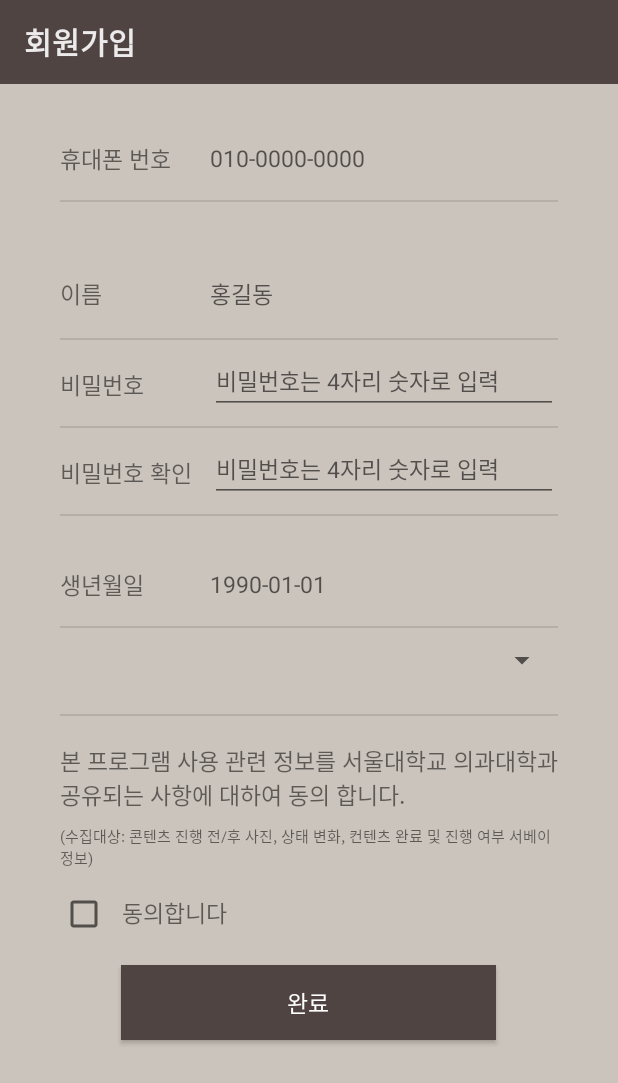
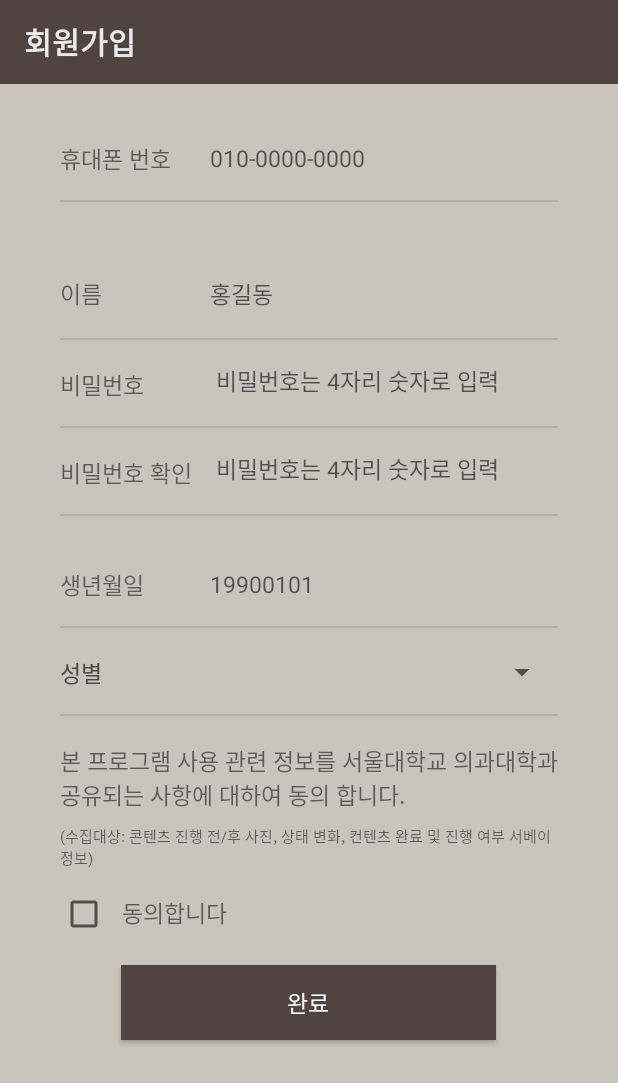
Before and after one commit to woosuk-oh/Healer, an Android app: the layout activity_signup.xml on its own in the app's theme, with its tools: preview values and no code run, on a phone screen of 412 x 824 dp. Shown: the top 1083 px of the screen. Run offline under Robolectric (Android 15) with nearby library versions, the phone set to English and light mode, and no system bars; Roboto replaces fonts that are not available here.

```diff
--- /dev/null
+++ b/app/src/main/res/color/selector_password_visibility_toggle.xml
@@ -0,0 +1,6 @@
+<?xml version="1.0" encoding="utf-8"?>
+<selector xmlns:android="http://schemas.android.com/apk/res/android">
+    <!-- When password is shown as text, the drawable will be off_white coloured -->
+    <item android:color="@color/color5" android:state_checked="true"/>
+    <item android:color="@android:color/white"/>
+</selector>
--- a/app/src/main/res/layout/activity_signup.xml
+++ b/app/src/main/res/layout/activity_signup.xml
@@ -140,15 +140,17 @@
                 android:text="비밀번호"
                 android:textSize="15sp" />
 
-            <EditText
+            <android.support.design.widget.TextInputEditText
                 android:id="@+id/password1"
-
                 android:layout_width="match_parent"
                 android:layout_height="match_parent"
                 android:hint="비밀번호는 4자리 숫자로 입력"
-                android:inputType="textPassword"
                 android:textColor="#574b4a"
-                android:textSize="15sp" />
+                android:textSize="15sp"
+                app:passwordToggleTintMode="src_atop"
+                app:passwordToggleTint="@color/selector_password_visibility_toggle"
+                app:passwordToggleEnabled="true"
+                android:backgroundTint="@android:color/transparent"/>
 
 
         </LinearLayout>
@@ -164,19 +166,26 @@
             android:orientation="horizontal">
 
             <TextView
+                android:id="@+id/textView5"
                 android:layout_width="100dp"
                 android:layout_height="wrap_content"
                 android:text="비밀번호 확인"
                 android:textSize="15sp" />
 
-            <EditText
+            <android.support.design.widget.TextInputEditText
                 android:id="@+id/password2"
                 android:layout_width="match_parent"
                 android:layout_height="match_parent"
                 android:hint="비밀번호는 4자리 숫자로 입력"
                 android:inputType="textPassword"
+                android:textSize="15sp"
                 android:textColor="#574b4a"
-                android:textSize="15sp" />
+                app:passwordToggleTintMode="src_atop"
+                app:passwordToggleTint="#574b4a"
+                app:passwordToggleEnabled="true"
+                android:backgroundTint="@android:color/transparent"
+                />
+
 
 
         </LinearLayout>
@@ -193,6 +202,7 @@
             android:orientation="horizontal">
 
             <TextView
+                android:id="@+id/textView6"
                 android:layout_width="100dp"
                 android:layout_height="wrap_content"
                 android:text="생년월일"
@@ -203,7 +213,7 @@
                 android:layout_width="match_parent"
                 android:layout_height="match_parent"
                 android:background="@null"
-                android:hint="1990-01-01"
+                android:hint="19900101"
                 android:inputType="date"
                 android:onClick="onClick"
                 android:textColor="#574b4a"
@@ -223,13 +233,18 @@
             android:gravity="center_vertical"
             android:orientation="horizontal">
 
+            <TextView
+                android:id="@+id/textView4"
+                android:layout_width="100dp"
+                android:layout_height="wrap_content"
+                android:text="성별"
+                android:textColor="@color/color5"
+                android:textSize="15sp" />
+
             <Spinner
                 android:id="@+id/signup_user_sex"
                 android:layout_width="match_parent"
                 android:layout_height="wrap_content"
-                android:layout_gravity="center"
-                android:gravity="center"
-                android:layout_marginBottom="8dp"
 
                 />
 
```
Also changed, not shown: app/src/main/java/scross/healer/account/SignupActivity.java (+21 -5 lines), app/src/main/java/scross/healer/home/HomeFragment.java (+21 -0 lines), app/src/main/res/layout/fragment_home.xml (+14 -14 lines).
